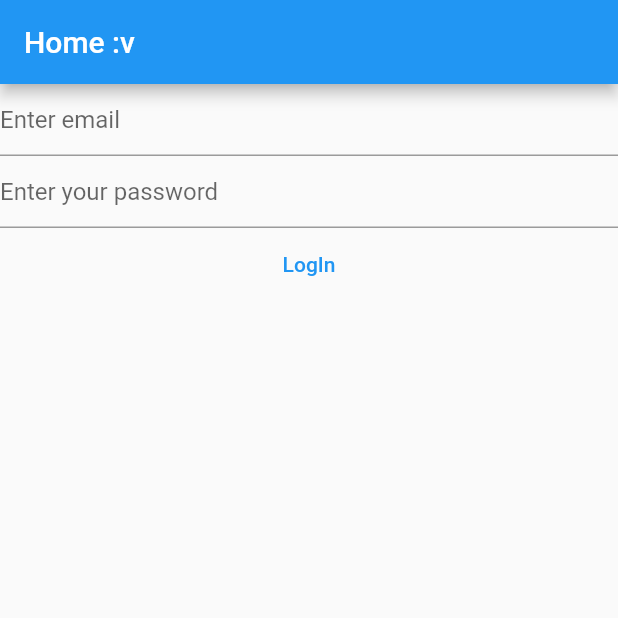
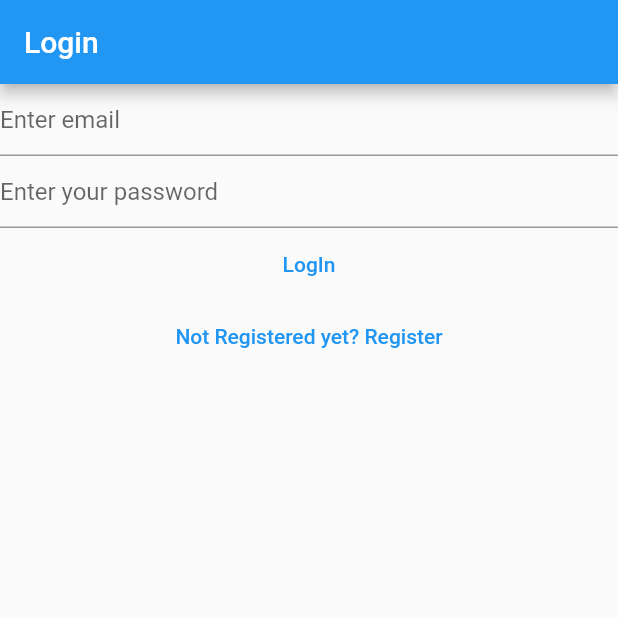
Before and after one commit to DanielCamiloFierroGarcia/Flutter, a Flutter app: the screen it shows after launch, on a phone screen of 412 x 824 dp, the top half of it. Run offline on Flutter 3.47's test engine with Material 2 defaults, Android fonts, the phone set to English and light mode, and no system bars; our stand-ins replace firebase_auth, firebase_core; accounts and stored records are empty.

Commit message:
Link between Login and Register views

```diff
--- a/lib/main.dart
+++ b/lib/main.dart
@@ -1,7 +1,9 @@
+//import 'dart:js';
 import 'package:firebase_auth/firebase_auth.dart';
 import 'package:firebase_core/firebase_core.dart';
 import 'package:flutter/material.dart';
 import 'package:myproject/views/login_view.dart';
+import 'package:myproject/views/register_view.dart';
 import 'firebase_options.dart';
 
 void main() {
@@ -13,6 +15,10 @@ void main() {
       primarySwatch: Colors.blue,
     ),
     home: const HomePage(),
+    routes: {
+      '/login/': (context) => const LoginView(),
+      '/register/': (context) => const RegisterView(),
+    },
   )
     ,);
 }
@@ -22,10 +28,7 @@ class HomePage extends StatelessWidget {
 
   @override
   Widget build(BuildContext context) {
-    return Scaffold(
-      appBar: AppBar(title: const Text('Home :v'),
-      ),
-      body: FutureBuilder(
+    return FutureBuilder(
       future: Firebase.initializeApp(
         options: DefaultFirebaseOptions.currentPlatform,
       ),
@@ -43,33 +46,10 @@ class HomePage extends StatelessWidget {
             return const LoginView();
 
           default :
-              return const Text('Loading...');
+            return const CircularProgressIndicator();
         }
 
       },
-      ),
     );
   }
 }
-
-class VerifyEmailView extends StatefulWidget {
-  const VerifyEmailView({Key? key}) : super(key: key);
-
-  @override
-  State<VerifyEmailView> createState() => _VerifyEmailViewState();
-}
-
-class _VerifyEmailViewState extends State<VerifyEmailView> {
-  @override
-  Widget build(BuildContext context) {
-    return Column(children: [
-      const Text('Please Verify email address: '),
-      TextButton(onPressed: () async{
-        final user = FirebaseAuth.instance.currentUser;
-        await user?.sendEmailVerification();
-      }, child: const Text('Send email verification'),
-      )
-    ],
-    );
-  }
-}
--- a/lib/views/login_view.dart
+++ b/lib/views/login_view.dart
@@ -30,7 +30,11 @@ class _LoginViewState extends State<LoginView> {
   }
   @override
   Widget build(BuildContext context) {
-    return Column(
+    return Scaffold(
+      appBar: AppBar(
+        title: const Text('Login'),
+      ),
+      body: Column(
         children: [
           TextField(
             controller: _email,
@@ -73,7 +77,15 @@ class _LoginViewState extends State<LoginView> {
             },
             child: const Text('LogIn'),
           ),
+          TextButton(onPressed: (){
+             Navigator.of(context).pushNamedAndRemoveUntil(
+                 '/register/',
+                     (route) => false,
+             );
+          }, child: const Text('Not Registered yet? Register'),
+          )
         ],
+      ),
     );
   }
 }
--- a/lib/views/register_view.dart
+++ b/lib/views/register_view.dart
@@ -33,7 +33,9 @@ class _RegisterViewState extends State<RegisterView> {
   }
   @override
   Widget build(BuildContext context) {
-    return Column(
+    return Scaffold(
+      appBar: AppBar(title: const Text('Register'),),
+      body: Column(
         children: [
           TextField(
             controller: _email,
@@ -80,7 +82,15 @@ class _RegisterViewState extends State<RegisterView> {
             },
             child: const Text('Register'),
           ),
+          TextButton(onPressed: (){
+            Navigator.of(context).pushNamedAndRemoveUntil(
+              '/login/',
+                  (route) => false,
+            );
+          }, child: const Text('Already registered? Login here!'),
+          )
         ],
+      ),
     );
   }
 }
```
Also changed, not shown: lib/views/verify_email_view.dart (added, +30 -0 lines). Lines whose indentation alone changed are shown as unchanged.
